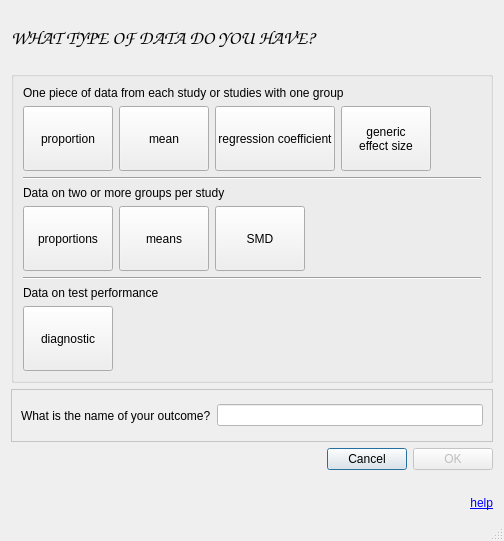
bwallace/OpenMeta-analyst-, file create_new_projectdlg.ui: the form before one commit.
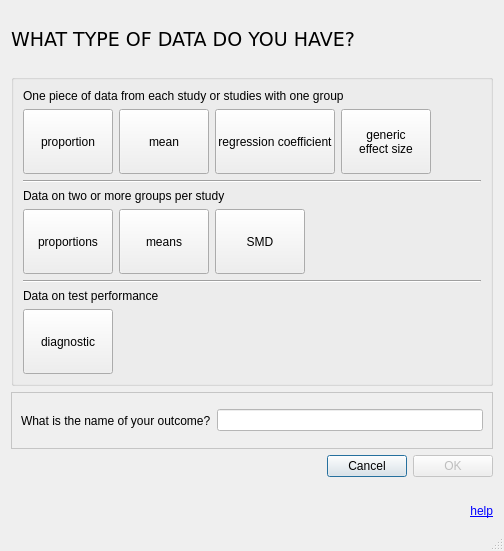
The form after the commit. Icons and pictures are not drawn.

What changed in the file:
```diff
--- a/create_new_projectdlg.ui
+++ b/create_new_projectdlg.ui
@@ -10,7 +10,7 @@
     <x>0</x>
     <y>0</y>
     <width>504</width>
-    <height>541</height>
+    <height>551</height>
    </rect>
   </property>
   <property name="sizePolicy">
@@ -39,10 +39,10 @@
      </property>
      <property name="font">
       <font>
-       <family>Comic Sans MS</family>
+       <family>Verdana</family>
        <pointsize>14</pointsize>
-       <weight>75</weight>
-       <bold>true</bold>
+       <weight>50</weight>
+       <bold>false</bold>
       </font>
      </property>
      <property name="text">
@@ -372,8 +372,8 @@
         </property>
         <property name="iconSize">
          <size>
-          <width>40</width>
-          <height>40</height>
+          <width>85</width>
+          <height>44</height>
          </size>
         </property>
         <property name="checkable">
```
Left out of the diff: 4 changed lines with no effect on the pictures.
